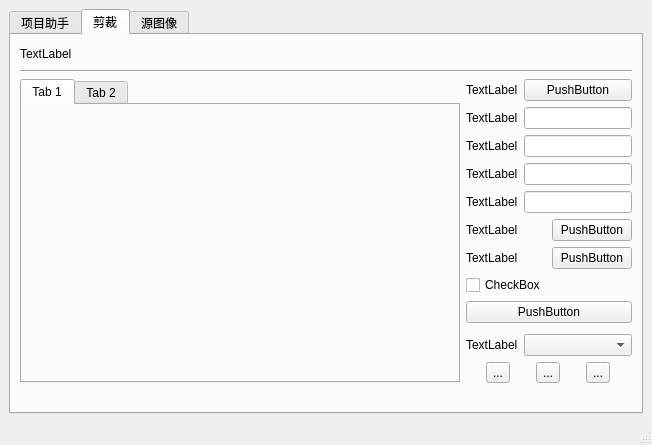
Before: the Qt Designer form QPano3/qpano3mainwindow.ui in hotsauce1861/QPano, drawn with Qt 5.
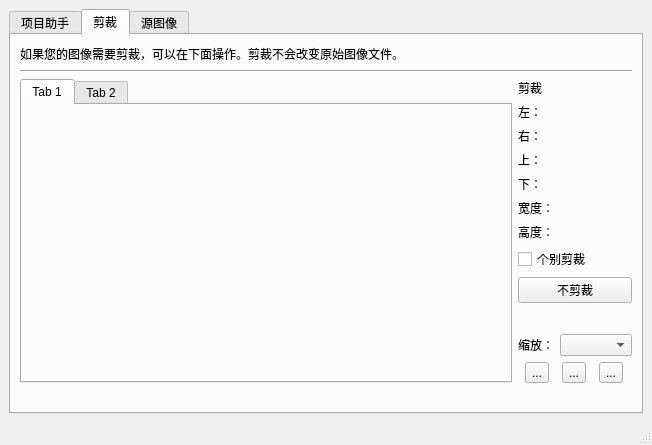
After: the same form once the commit is applied. The open tabs and pages were chosen to show the change. Custom widgets are drawn as their Qt base class.

Commit message: 更新GwLabelPanel可以scroll功能

```diff
--- a/QPano3/qpano3mainwindow.ui
+++ b/QPano3/qpano3mainwindow.ui
@@ -207,7 +207,7 @@
                </size>
               </property>
               <property name="text">
-               <string>TextLabel</string>
+               <string>如果您的图像需要剪裁，可以在下面操作。剪裁不会改变原始图像文件。</string>
               </property>
              </widget>
             </item>
@@ -219,18 +219,48 @@
              </widget>
             </item>
             <item>
-             <layout class="QGridLayout" name="gridLayout_3">
-              <item row="6" column="1" colspan="2">
-               <widget class="QLabel" name="label_7">
-                <property name="text">
-                 <string>TextLabel</string>
+             <layout class="QGridLayout" name="gridLayout_3" columnstretch="0,0,0,0">
+              <item row="0" column="0" rowspan="12">
+               <widget class="QTabWidget" name="tabWidget_2">
+                <property name="currentIndex">
+                 <number>0</number>
                 </property>
+                <widget class="QWidget" name="tab_4">
+                 <attribute name="title">
+                  <string>Tab 1</string>
+                 </attribute>
+                 <widget class="GwLabel" name="label_10">
+                  <property name="geometry">
+                   <rect>
+                    <x>0</x>
+                    <y>0</y>
+                    <width>461</width>
+                    <height>241</height>
+                   </rect>
+                  </property>
+                  <property name="text">
+                   <string/>
+                  </property>
+                 </widget>
+                </widget>
+                <widget class="QWidget" name="tab_5">
+                 <attribute name="title">
+                  <string>Tab 2</string>
+                 </attribute>
+                </widget>
                </widget>
               </item>
-              <item row="5" column="1" colspan="2">
+              <item row="5" column="1">
                <widget class="QLabel" name="label_8">
                 <property name="text">
-                 <string>TextLabel</string>
+                 <string>宽度：</string>
+                </property>
+               </widget>
+              </item>
+              <item row="6" column="1">
+               <widget class="QLabel" name="label_7">
+                <property name="text">
+                 <string>高度：</string>
                 </property>
                </widget>
               </item>
@@ -247,34 +277,7 @@
                 </property>
                </spacer>
               </item>
-              <item row="6" column="3">
-               <widget class="QPushButton" name="pushButton_4">
-                <property name="text">
-                 <string>PushButton</string>
-                </property>
-               </widget>
-              </item>
-              <item row="4" column="2" colspan="2">
-               <widget class="QLineEdit" name="lineEdit_2"/>
-              </item>
-              <item row="5" column="3">
-               <widget class="QPushButton" name="pushButton_3">
-                <property name="text">
-                 <string>PushButton</string>
-                </property>
-               </widget>
-              </item>
-              <item row="1" column="2" colspan="2">
-               <widget class="QLineEdit" name="lineEdit">
-                <property name="minimumSize">
-                 <size>
-                  <width>20</width>
-                  <height>0</height>
-                 </size>
-                </property>
-               </widget>
-              </item>
-              <item row="13" column="0" colspan="3">
+              <item row="12" column="0" colspan="3">
                <spacer name="horizontalSpacer_4">
                 <property name="orientation">
                  <enum>Qt::Horizontal</enum>
@@ -287,17 +290,42 @@
                 </property>
                </spacer>
               </item>
-              <item row="0" column="2" colspan="2">
-               <widget class="QPushButton" name="pushButton_2">
+              <item row="8" column="1" colspan="3">
+               <widget class="QPushButton" name="pushButton">
                 <property name="text">
-                 <string>PushButton</string>
+                 <string>不剪裁</string>
                 </property>
                </widget>
               </item>
+              <item row="11" column="1" colspan="3">
+               <layout class="QHBoxLayout" name="horizontalLayout">
+                <item>
+                 <widget class="QToolButton" name="toolButton">
+                  <property name="text">
+                   <string>...</string>
+                  </property>
+                 </widget>
+                </item>
+                <item>
+                 <widget class="QToolButton" name="toolButton_2">
+                  <property name="text">
+                   <string>...</string>
+                  </property>
+                 </widget>
+                </item>
+                <item>
+                 <widget class="QToolButton" name="toolButton_3">
+                  <property name="text">
+                   <string>...</string>
+                  </property>
+                 </widget>
+                </item>
+               </layout>
+              </item>
               <item row="0" column="1">
                <widget class="QLabel" name="label_6">
                 <property name="text">
-                 <string>TextLabel</string>
+                 <string>剪裁</string>
                 </property>
                </widget>
               </item>
@@ -307,97 +335,45 @@
               <item row="1" column="1">
                <widget class="QLabel" name="label_5">
                 <property name="text">
-                 <string>TextLabel</string>
+                 <string>左：</string>
                 </property>
                </widget>
               </item>
-              <item row="8" column="1" colspan="3">
-               <widget class="QPushButton" name="pushButton">
-                <property name="text">
-                 <string>PushButton</string>
-                </property>
-               </widget>
-              </item>
-              <item row="2" column="2" colspan="2">
-               <widget class="QLineEdit" name="lineEdit_4"/>
-              </item>
               <item row="7" column="1" colspan="3">
                <widget class="QCheckBox" name="checkBox">
                 <property name="text">
-                 <string>CheckBox</string>
+                 <string>个别剪裁</string>
                 </property>
                </widget>
               </item>
               <item row="3" column="1">
                <widget class="QLabel" name="label_3">
                 <property name="text">
-                 <string>TextLabel</string>
+                 <string>上：</string>
                 </property>
                </widget>
               </item>
-              <item row="3" column="2" colspan="2">
-               <widget class="QLineEdit" name="lineEdit_3"/>
-              </item>
               <item row="10" column="1">
                <widget class="QLabel" name="label_9">
                 <property name="text">
-                 <string>TextLabel</string>
+                 <string>缩放：</string>
                 </property>
                </widget>
               </item>
               <item row="2" column="1">
                <widget class="QLabel" name="label_2">
                 <property name="text">
-                 <string>TextLabel</string>
+                 <string>右：</string>
                 </property>
                </widget>
               </item>
               <item row="4" column="1">
                <widget class="QLabel" name="label_4">
                 <property name="text">
-                 <string>TextLabel</string>
+                 <string>下：</string>
                 </property>
                </widget>
               </item>
-              <item row="11" column="1" colspan="3">
-               <layout class="QHBoxLayout" name="horizontalLayout">
-                <item>
-                 <widget class="QToolButton" name="toolButton">
-                  <property name="text">
-                   <string>...</string>
-                  </property>
-                 </widget>
-                </item>
-                <item>
-                 <widget class="QToolButton" name="toolButton_2">
-                  <property name="text">
-                   <string>...</string>
-                  </property>
-                 </widget>
-                </item>
-                <item>
-                 <widget class="QToolButton" name="toolButton_3">
-                  <property name="text">
-                   <string>...</string>
-                  </property>
-                 </widget>
-                </item>
-               </layout>
-              </item>
-              <item row="0" column="0" rowspan="12">
-               <widget class="QTabWidget" name="tabWidget_2">
-                <widget class="QWidget" name="tab_4">
-                 <attribute name="title">
-                  <string>Tab 1</string>
-                 </attribute>
-                </widget>
-                <widget class="QWidget" name="tab_5">
-                 <attribute name="title">
-                  <string>Tab 2</string>
-                 </attribute>
-                </widget>
-               </widget>
-              </item>
              </layout>
             </item>
            </layout>
@@ -428,6 +404,11 @@
   <widget class="QStatusBar" name="statusbar"/>
  </widget>
  <customwidgets>
+  <customwidget>
+   <class>GwLabel</class>
+   <extends>QLabel</extends>
+   <header>GwLabel.h</header>
+  </customwidget>
   <customwidget>
    <class>GwLabelPanel</class>
    <extends>QLabel</extends>
```
Left out of the diff: 22 changed lines with no effect on the pictures. The commit also changes 12 other files.
